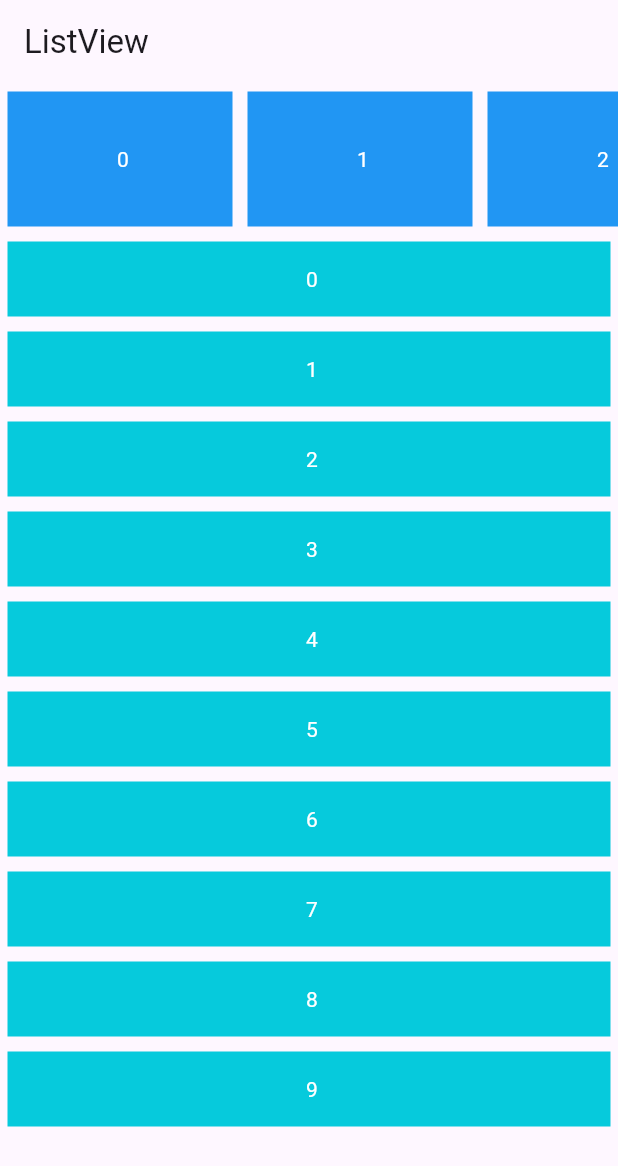
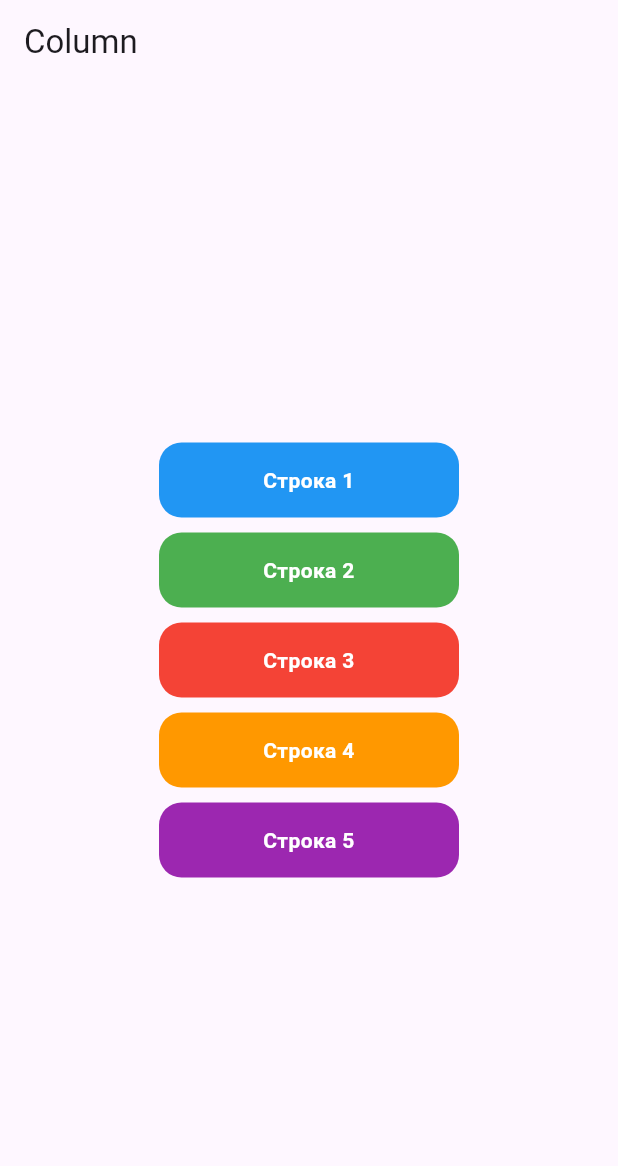
Before and after one commit to shoki4xd/1-11-37, a Flutter app: the screen it shows after launch, on a phone screen of 412 x 824 dp. Shown: the top 1166 px of the screen. Run offline on Flutter 3.47's test engine with Material 3 defaults, Android fonts, the phone set to English and light mode, and no system bars.

Commit message:
first commit

```diff
--- a/lib/main.dart
+++ b/lib/main.dart
@@ -1,66 +1,117 @@
 import 'package:flutter/material.dart';
 
-void main() => runApp(MyApp());
+void main() {
+  runApp(MyApp());
+}
 
 class MyApp extends StatelessWidget {
   @override
   Widget build(BuildContext context) {
     return MaterialApp(
-      title: 'Flutter ListView',
-      home: MyHomePage(),
-    );
-  }
-}
-
-class MyHomePage extends StatelessWidget {
-  @override
-  Widget build(BuildContext context) {
-    return Scaffold(
+      home: Scaffold(
         appBar: AppBar(
-        title: Text('ListView'),
+          title: Text('Column'),
         ),
-      body: Column(
-        children: <Widget>[
+        body: Center(
+          child: Column(
+            mainAxisAlignment: MainAxisAlignment.center,
+            children: [
               Container(
-            height: 100,
-            child: ListView.builder(
-              scrollDirection: Axis.horizontal,
-              itemCount: 10,
-              itemBuilder: (BuildContext context, int index) {
-                return Container(
-                  width: 150,
+                width: 200,
+                height: 50,
+                decoration: BoxDecoration(
                   color: Colors.blue,
-                  margin: EdgeInsets.all(5),
+                  borderRadius: BorderRadius.circular(15),
+                ),
                 child: Center(
                   child: Text(
-                      ' $index',
-                      style: TextStyle(color: Colors.white),
+                    'Строка 1',
+                    textAlign: TextAlign.center,
+                    style: TextStyle(
+                      color: Colors.white,
+                      fontWeight: FontWeight.bold,
                     ),
                   ),
-                );
-              },
                 ),
               ),
-          Expanded(
-            child: ListView.builder(
-              itemCount: 10,
-              itemBuilder: (BuildContext context, int index) {
-                return Container(
+              SizedBox(height: 10),
+              Container(
+                width: 200,
                 height: 50,
-                  color: Color.fromARGB(255, 6, 202, 220),
-                  margin: EdgeInsets.all(5),
+                decoration: BoxDecoration(
+                  color: Colors.green,
+                  borderRadius: BorderRadius.circular(15),
+                ),
                 child: Center(
                   child: Text(
-                      ' $index',
-                      style: TextStyle(color: Colors.white),
+                    'Строка 2',
+                    textAlign: TextAlign.center,
+                    style: TextStyle(
+                      color: Colors.white,
+                      fontWeight: FontWeight.bold,
                     ),
                   ),
-                );
-              },
+                ),
+              ),
+              SizedBox(height: 10 ),
+              Container(
+                width: 200,
+                height: 50,
+                decoration: BoxDecoration(
+                  color: Colors.red,
+                  borderRadius: BorderRadius.circular(15),
+                ),
+                child: Center(
+                  child: Text(
+                    'Строка 3',
+                    textAlign: TextAlign.center,
+                    style: TextStyle(
+                      color: Colors.white,
+                      fontWeight: FontWeight.bold,
+                    ),
+                  ),
+                ),
+              ),
+              SizedBox(height: 10),
+              Container(
+                width: 200,
+                height: 50,
+                decoration: BoxDecoration(
+                  color: Colors.orange,
+                  borderRadius: BorderRadius.circular(15),
+                ),
+                child: Center(
+                  child: Text(
+                    'Строка 4',
+                    textAlign: TextAlign.center,
+                    style: TextStyle(
+                        color: Colors.white, fontWeight: FontWeight.bold),
+                  ),
+                ),
+              ),
+              SizedBox(height: 10),
+              Container(
+                width: 200,
+                height: 50,
+                decoration: BoxDecoration(
+                  color: Colors.purple,
+                  borderRadius: BorderRadius.circular(15),
+                ),
+                child: Center(
+                  child: Text(
+                    'Строка 5',
+                    textAlign: TextAlign.center,
+                    style: TextStyle(
+                      color: Colors.white,
+                      fontWeight: FontWeight.bold,
+                    ),
+                  ),
                 ),
               ),
             ],
           ),
+        ),
+      ),
     );
   }
 }
```
Lines whose indentation alone changed are shown as unchanged.
